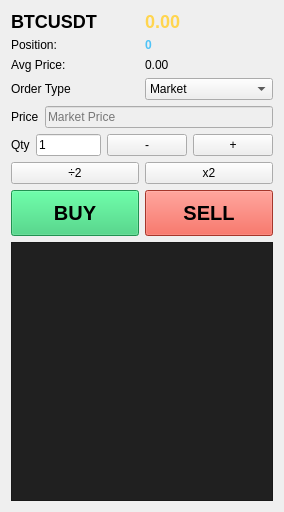
Old version of the form ui/order_panel.ui in the repository hongjonpgyo/Ninja_MyHTS_Client.
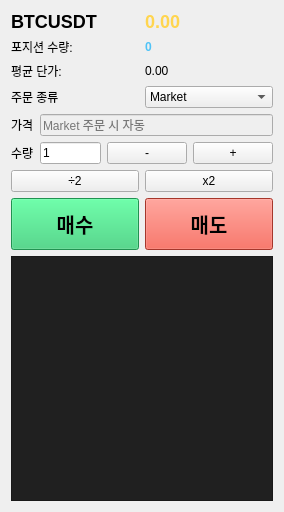
New version of the form.

```diff
--- a/ui/order_panel.ui
+++ b/ui/order_panel.ui
@@ -46,7 +46,7 @@
      <item row="0" column="0">
       <widget class="QLabel" name="labelPosQty">
        <property name="text">
-        <string>Position:</string>
+        <string>포지션 수량:</string>
        </property>
       </widget>
      </item>
@@ -63,7 +63,7 @@
      <item row="1" column="0">
       <widget class="QLabel" name="labelAvgPrice">
        <property name="text">
-        <string>Avg Price:</string>
+        <string>평균 단가:</string>
        </property>
       </widget>
      </item>
@@ -81,7 +81,7 @@
      <item>
       <widget class="QLabel" name="labelType">
        <property name="text">
-        <string>Order Type</string>
+        <string>주문 종류</string>
        </property>
       </widget>
      </item>
@@ -106,7 +106,7 @@
      <item>
       <widget class="QLabel" name="labelOrderPrice">
        <property name="text">
-        <string>Price</string>
+        <string>가격</string>
        </property>
       </widget>
      </item>
@@ -116,7 +116,7 @@
         <bool>false</bool>
        </property>
        <property name="placeholderText">
-        <string>Market Price</string>
+        <string>Market 주문 시 자동</string>
        </property>
       </widget>
      </item>
@@ -127,7 +127,7 @@
      <item>
       <widget class="QLabel" name="labelQty">
        <property name="text">
-        <string>Qty</string>
+        <string>수량</string>
        </property>
       </widget>
      </item>
@@ -185,7 +185,7 @@
         </string>
        </property>
        <property name="text">
-        <string>BUY</string>
+        <string>매수</string>
        </property>
       </widget>
      </item>
@@ -200,7 +200,7 @@
         </string>
        </property>
        <property name="text">
-        <string>SELL</string>
+        <string>매도</string>
        </property>
       </widget>
      </item>
```
Left out of the diff: 15 changed lines with no effect on the pictures.
